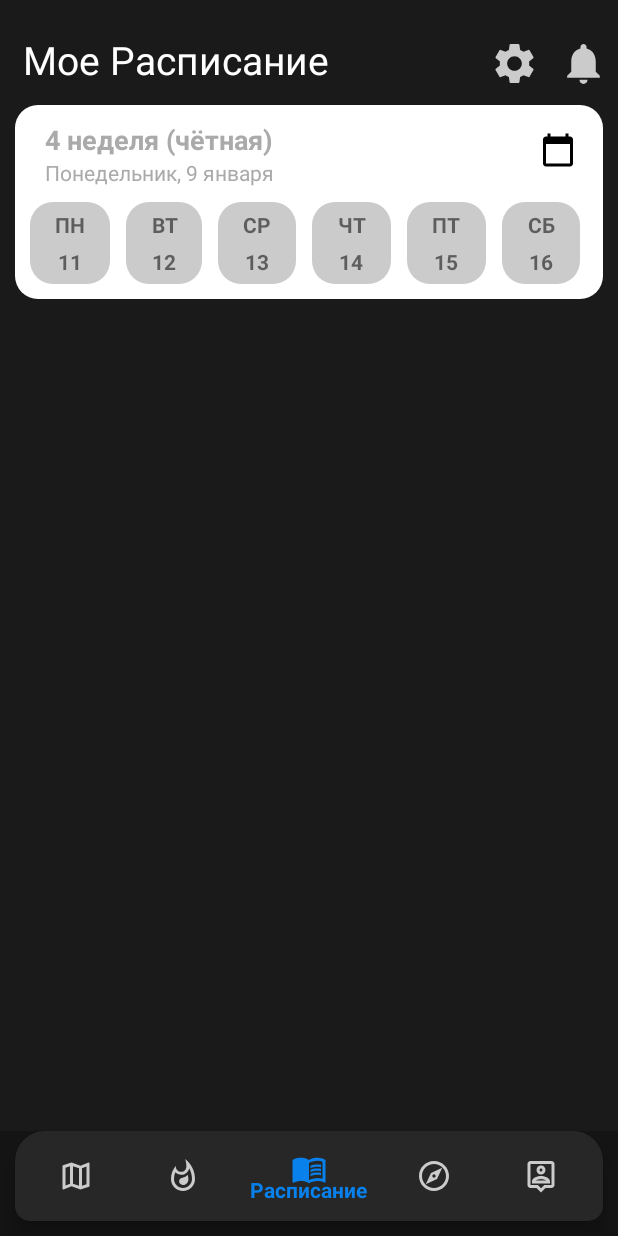
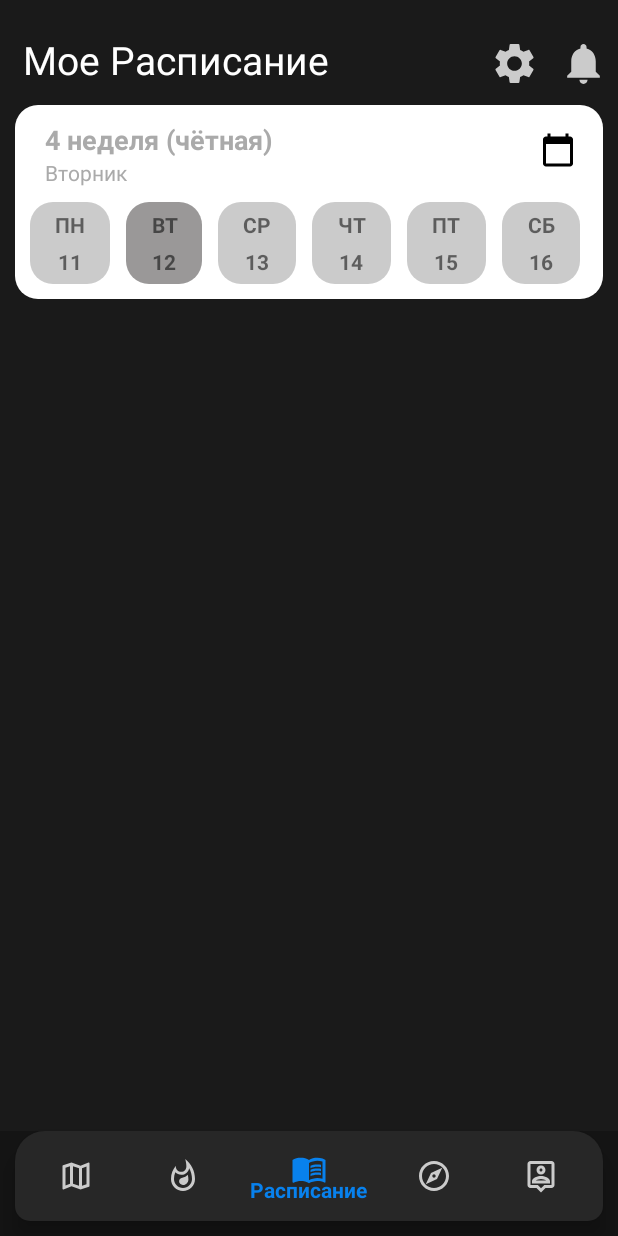
Before and after one commit to thebordev/MireaMobileApp, an Android app: the SheduleFragment screen opened directly, with no data from a screen before it, on a phone screen of 412 x 824 dp. Run offline under Robolectric (Android 15) with nearby library versions, the phone set to English and light mode, and no system bars; our stand-ins replace navigation-ui, sdp/ssp sizes; Roboto replaces fonts that are not available here.

Commit message:
Add listeners for days buttons

```diff
--- a/app/src/main/java/com/example/mireaapp/Frgaments/Schedule/SheduleFragment.java
+++ b/app/src/main/java/com/example/mireaapp/Frgaments/Schedule/SheduleFragment.java
@@ -1,6 +1,8 @@
 package com.example.mireaapp.Frgaments.Schedule;
 
 import android.app.AlertDialog;
+import android.graphics.Color;
+import android.graphics.PorterDuff;
 import android.os.Bundle;
 
 import androidx.constraintlayout.widget.Constraints;
@@ -22,6 +24,7 @@ import com.example.mireaapp.Util.CalendarManager;
 
 import org.json.JSONArray;
 import org.json.JSONException;
+import org.w3c.dom.Text;
 
 import java.io.IOException;
 import java.text.ParseException;
@@ -45,6 +48,9 @@ public class SheduleFragment extends Fragment {
     private ScheduleItemsAdapter itemsAdapter;
     private ArrayList<ScheduleItem> scheduleItems;
     private ArrayList<LinearLayout> dayButtons;
+
+    private int selectedWeek = 0;
+    private int selectedDayOfWeek = 0;
 
     @Override
     public View onCreateView(LayoutInflater inflater, ViewGroup container,
@@ -115,8 +121,17 @@ public class SheduleFragment extends Fragment {
 
     }
 
-    void setActiveDayButton(int dayOfWeek){
-        //
+    void setSelectedDayButton(View view, int dayOfWeek){
+        if (view.getTag() == null){
+            for (int i = 0; i < 6; i++) {
+                if (i == dayOfWeek) {
+                    view.findViewWithTag(dayOfWeek).getBackground().setColorFilter(Color.parseColor("#9a9898"), PorterDuff.Mode.SRC_ATOP);
+                } else {
+                    view.findViewWithTag(i).getBackground().setColorFilter(Color.parseColor("#cbcbcb"), PorterDuff.Mode.SRC_ATOP);
+                }
+            }
+
+        }
     }
 
     void initializeDayButtons(View currentView){
@@ -128,17 +143,33 @@ public class SheduleFragment extends Fragment {
         dayButtons.add(currentView.findViewById(R.id.ll_date_3));
         dayButtons.add(currentView.findViewById(R.id.ll_date_4));
         dayButtons.add(currentView.findViewById(R.id.ll_date_5));
+
+
+        for(int i = 0; i < 6; i++){
+            dayButtons.get(i).setTag(i);
+            dayButtons.get(i).setOnClickListener(new View.OnClickListener() {
+                public void onClick(View view) {
+                    setSelectedDayButton(currentView, (int) view.getTag());
+                    initializeScheduleData(currentView, selectedWeek, (int) view.getTag());
+                }
+            });
+        }
     }
 
     void initializeScheduleData(View currentView, int week, int dayOfWeek){
         Request request = new Request.Builder().url("https://mirea.ninja:500/schedule/all/ИКБО-25-20").build();
 
+        this.selectedWeek = week;
+        this.selectedDayOfWeek = dayOfWeek;
+
         initializeDayButtons(currentView);
-        setActiveDayButton(dayOfWeek);
+        setSelectedDayButton(currentView, dayOfWeek);
 
-        scheduleItems = new ArrayList<ScheduleItem>();
+        this.scheduleItems = new ArrayList<ScheduleItem>();
 
         TextView weekTextView = currentView.findViewById(R.id.tv_schedule_current_week);
+        TextView selectedDateTextView = currentView.findViewById(R.id.tv_schedule_current_date);
+
         String even;
         if (week % 2 == 0)
             even = "чётная";
@@ -147,6 +178,7 @@ public class SheduleFragment extends Fragment {
 
         String weekText = String.valueOf(week) + " неделя (" + even + ")";
         weekTextView.setText(weekText);
+        selectedDateTextView.setText(CalendarManager.getCurrentTextDayOfWeek());
 
         new OkHttpClient().newCall(request).enqueue(new Callback() {
             @Override
```
